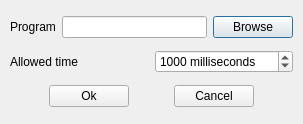
The window that examples/contribs/agora/Viewer/computerPlayerInterface.Qt4.ui (GillesDebunne/libQGLViewer) describes before a commit, drawn with Qt 5.
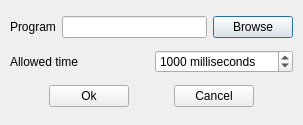
The same window after the commit.

What changed in the file:
```diff
--- a/examples/contribs/agora/Viewer/computerPlayerInterface.Qt4.ui
+++ b/examples/contribs/agora/Viewer/computerPlayerInterface.Qt4.ui
@@ -1,12 +1,12 @@
 <ui version="4.0" >
  <class>ComputerPlayerInterface</class>
- <widget class="QDialog" name="ComputerPlayerInterface" >
-  <property name="geometry" >
+ <widget class="QDialog" name="ComputerPlayerInterface">
+  <property name="geometry">
    <rect>
     <x>0</x>
     <y>0</y>
     <width>303</width>
-    <height>124</height>
+    <height>125</height>
    </rect>
   </property>
   <property name="windowTitle" >
@@ -192,7 +192,7 @@
    </item>
   </layout>
  </widget>
- <layoutdefault spacing="6" margin="11" />
+ <layoutdefault spacing="6" margin="11"/>
  <pixmapfunction>qPixmapFromMimeSource</pixmapfunction>
  <resources/>
  <connections>
```
Left out of the diff: 125 changed lines with no effect on the pictures.
